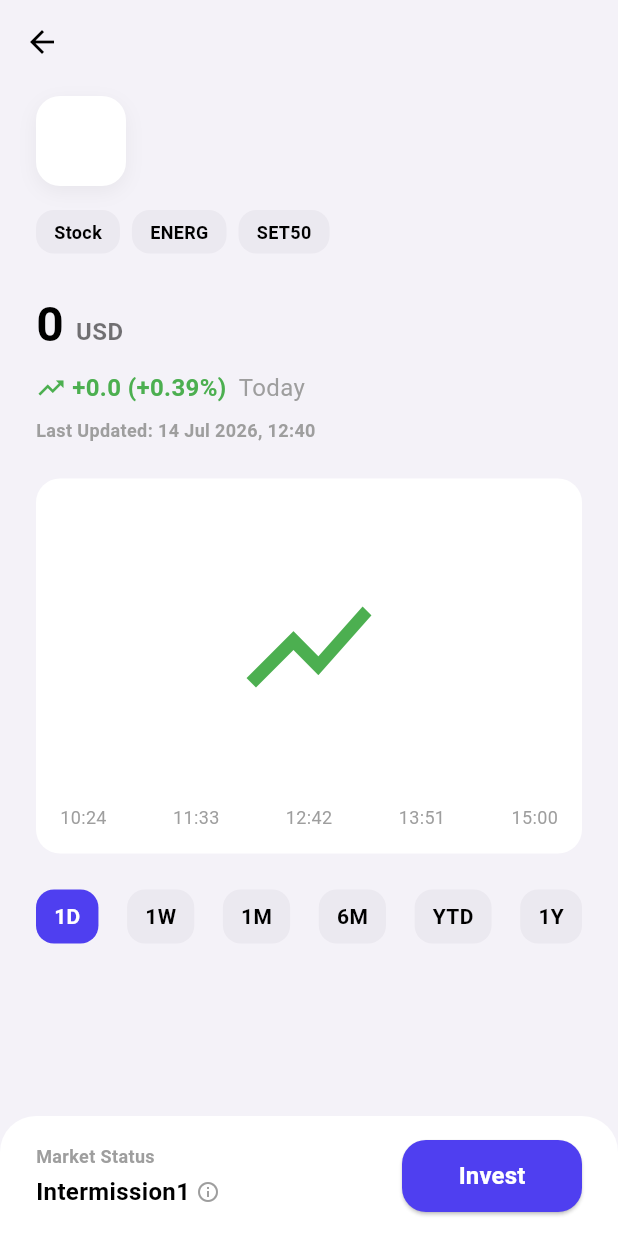
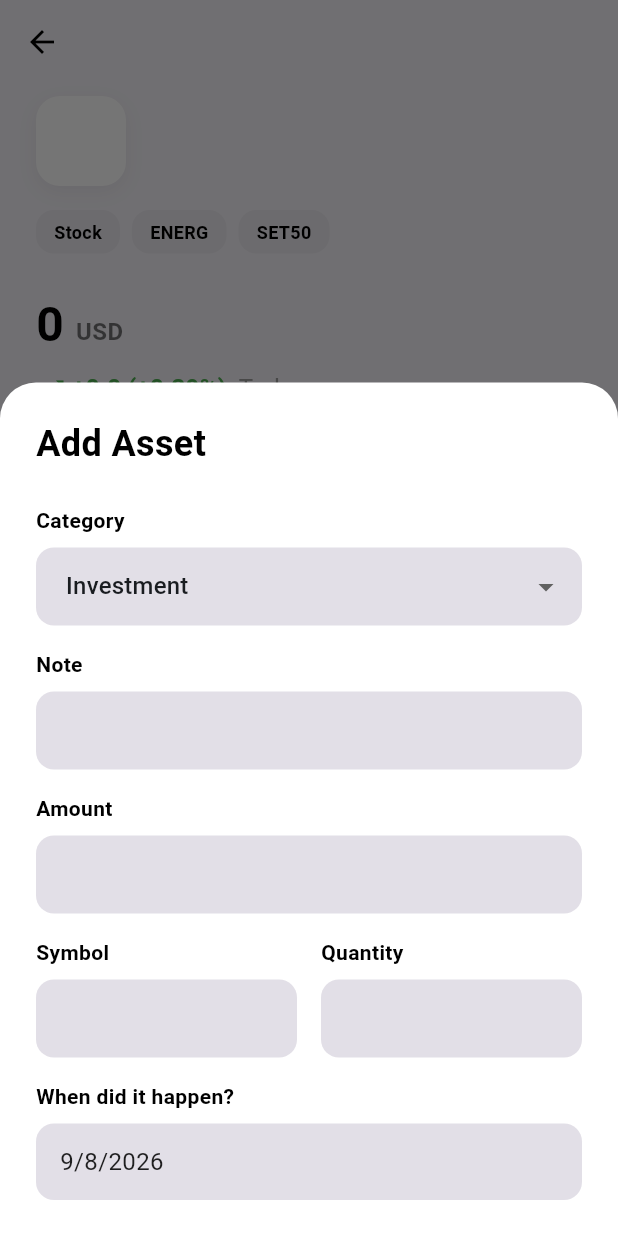
Before and after one commit to Hus-Hanworawirun/Fincontrol, a Flutter app: the AssetDetailPage screen opened directly with empty values, after a tap on "Invest", on a phone screen of 412 x 824 dp. Run offline on Flutter 3.47's test engine with Material 3 defaults, Android fonts, the phone set to English and light mode, and no system bars; our stand-ins replace cloud_firestore, equatable, firebase_auth, firebase_core, flutter_bloc, google_fonts; accounts and stored records are empty.

Commit message:
Add asset entry bottom sheet and wire button
This commit introduces the asset entry bottom sheet for the detailed asset view. I added input fields for category, note, amount, symbol, quantity, and date selection. I connected the invest button to trigger this form and removed the placeholder layout components. The symbol field receives the selected asset data for prefilling.

```diff
--- /dev/null
+++ b/lib/view/wealth/add_entry_sheet.dart
@@ -0,0 +1,228 @@
+import 'package:flutter/material.dart';
+
+class AddEntrySheet extends StatefulWidget {
+  final Map<String, dynamic>? asset;
+
+  const AddEntrySheet({super.key, this.asset});
+
+  @override
+  State<AddEntrySheet> createState() => _AddEntrySheetState();
+}
+
+class _AddEntrySheetState extends State<AddEntrySheet> {
+  final TextEditingController _noteController = TextEditingController();
+  final TextEditingController _amountController = TextEditingController();
+  final TextEditingController _symbolController = TextEditingController();
+  final TextEditingController _quantityController = TextEditingController();
+  String _selectedCategory = 'Investment';
+  DateTime _selectedDate = DateTime.now();
+
+  @override
+  void initState() {
+    super.initState();
+    if (widget.asset != null) {
+      _symbolController.text = widget.asset!['ticker'];
+    }
+  }
+
+  @override
+  void dispose() {
+    _noteController.dispose();
+    _amountController.dispose();
+    _symbolController.dispose();
+    _quantityController.dispose();
+    super.dispose();
+  }
+
+  @override
+  Widget build(BuildContext context) {
+    return Container(
+      padding: EdgeInsets.only(
+        left: 24,
+        right: 24,
+        top: 24,
+        bottom: MediaQuery.of(context).viewInsets.bottom + 24,
+      ),
+      decoration: const BoxDecoration(
+        color: Colors.white,
+        borderRadius: BorderRadius.only(
+          topLeft: Radius.circular(24),
+          topRight: Radius.circular(24),
+        ),
+      ),
+      child: SingleChildScrollView(
+        child: Column(
+          mainAxisSize: MainAxisSize.min,
+          crossAxisAlignment: CrossAxisAlignment.start,
+          children: [
+            const Text(
+              'Add Asset',
+              style: TextStyle(
+                fontSize: 24,
+                fontWeight: FontWeight.bold,
+                color: Colors.black,
+              ),
+            ),
+            const SizedBox(height: 24),
+            const Text(
+              'Category',
+              style: TextStyle(color: Colors.black, fontSize: 14, fontWeight: FontWeight.bold),
+            ),
+            const SizedBox(height: 8),
+            DropdownButtonFormField<String>(
+              value: _selectedCategory,
+              decoration: InputDecoration(
+                border: OutlineInputBorder(
+                  borderRadius: BorderRadius.circular(12),
+                  borderSide: BorderSide.none,
+                ),
+                filled: true,
+                fillColor: const Color(0xFFE2DFE7),
+                contentPadding: const EdgeInsets.symmetric(horizontal: 16, vertical: 14),
+              ),
+              items: ['Investment', 'Deposit', 'Withdrawal']
+                  .map((String category) {
+                return DropdownMenuItem(
+                  value: category,
+                  child: Text(category),
+                );
+              }).toList(),
+              onChanged: (String? newValue) {
+                if (newValue != null) {
+                  setState(() {
+                    _selectedCategory = newValue;
+                  });
+                }
+              },
+            ),
+            const SizedBox(height: 16),
+            const Text(
+              'Note',
+              style: TextStyle(color: Colors.black, fontSize: 14, fontWeight: FontWeight.bold),
+            ),
+            const SizedBox(height: 8),
+            TextField(
+              controller: _noteController,
+              decoration: InputDecoration(
+                border: OutlineInputBorder(
+                  borderRadius: BorderRadius.circular(12),
+                  borderSide: BorderSide.none,
+                ),
+                filled: true,
+                fillColor: const Color(0xFFE2DFE7),
+                contentPadding: const EdgeInsets.symmetric(horizontal: 16, vertical: 14),
+              ),
+            ),
+            const SizedBox(height: 16),
+            const Text(
+              'Amount',
+              style: TextStyle(color: Colors.black, fontSize: 14, fontWeight: FontWeight.bold),
+            ),
+            const SizedBox(height: 8),
+            TextField(
+              controller: _amountController,
+              keyboardType: TextInputType.number,
+              decoration: InputDecoration(
+                border: OutlineInputBorder(
+                  borderRadius: BorderRadius.circular(12),
+                  borderSide: BorderSide.none,
+                ),
+                filled: true,
+                fillColor: const Color(0xFFE2DFE7),
+                contentPadding: const EdgeInsets.symmetric(horizontal: 16, vertical: 14),
+              ),
+            ),
+            const SizedBox(height: 16),
+            Row(
+              children: [
+                Expanded(
+                  child: Column(
+                    crossAxisAlignment: CrossAxisAlignment.start,
+                    children: [
+                      const Text(
+                        'Symbol',
+                        style: TextStyle(color: Colors.black, fontSize: 14, fontWeight: FontWeight.bold),
+                      ),
+                      const SizedBox(height: 8),
+                      TextField(
+                        controller: _symbolController,
+                        decoration: InputDecoration(
+                          border: OutlineInputBorder(
+                            borderRadius: BorderRadius.circular(12),
+                            borderSide: BorderSide.none,
+                          ),
+                          filled: true,
+                          fillColor: const Color(0xFFE2DFE7),
+                          contentPadding: const EdgeInsets.symmetric(horizontal: 16, vertical: 14),
+                        ),
+                      ),
+                    ],
+                  ),
+                ),
+                const SizedBox(width: 16),
+                Expanded(
+                  child: Column(
+                    crossAxisAlignment: CrossAxisAlignment.start,
+                    children: [
+                      const Text(
+                        'Quantity',
+                        style: TextStyle(color: Colors.black, fontSize: 14, fontWeight: FontWeight.bold),
+                      ),
+                      const SizedBox(height: 8),
+                      TextField(
+                        controller: _quantityController,
+                        keyboardType: TextInputType.number,
+                        decoration: InputDecoration(
+                          border: OutlineInputBorder(
+                            borderRadius: BorderRadius.circular(12),
+                            borderSide: BorderSide.none,
+                          ),
+                          filled: true,
+                          fillColor: const Color(0xFFE2DFE7),
+                          contentPadding: const EdgeInsets.symmetric(horizontal: 16, vertical: 14),
+                        ),
+                      ),
+                    ],
+                  ),
+                ),
+              ],
+            ),
+            const SizedBox(height: 16),
+            const Text(
+              'When did it happen?',
+              style: TextStyle(color: Colors.black, fontSize: 14, fontWeight: FontWeight.bold),
+            ),
+            const SizedBox(height: 8),
+            InkWell(
+              onTap: () async {
+                final DateTime? picked = await showDatePicker(
+                  context: context,
+                  initialDate: _selectedDate,
+                  firstDate: DateTime(2000),
+                  lastDate: DateTime(2101),
+                );
+                if (picked != null && picked != _selectedDate) {
+                  setState(() {
+                    _selectedDate = picked;
+                  });
+                }
+              },
+              child: Container(
+                width: double.infinity,
+                padding: const EdgeInsets.symmetric(horizontal: 16, vertical: 14),
+                decoration: BoxDecoration(
+                  color: const Color(0xFFE2DFE7),
+                  borderRadius: BorderRadius.circular(12),
+                ),
+                child: Text(
+                  "${_selectedDate.day}/${_selectedDate.month}/${_selectedDate.year}",
+                  style: const TextStyle(fontSize: 16, color: Colors.black87),
+                ),
+              ),
+            ),
+          ],
+        ),
+      ),
+    );
+  }
+}
--- a/lib/view/wealth/asset_detail_page.dart
+++ b/lib/view/wealth/asset_detail_page.dart
@@ -1,3 +1,4 @@
+import 'package:fincontrol/view/wealth/add_entry_sheet.dart';
 import 'package:flutter/material.dart';
 
 class AssetDetailPage extends StatelessWidget {
@@ -232,7 +233,14 @@ class AssetDetailPage extends StatelessWidget {
                             borderRadius: BorderRadius.circular(16),
                           ),
                         ),
-                        onPressed: () {},
+                        onPressed: () {
+                          showModalBottomSheet(
+                            context: context,
+                            isScrollControlled: true,
+                            backgroundColor: Colors.transparent,
+                            builder: (context) => AddEntrySheet(asset: asset),
+                          );
+                        },
                         child: const Text(
                           'Invest',
                           style: TextStyle(
```
